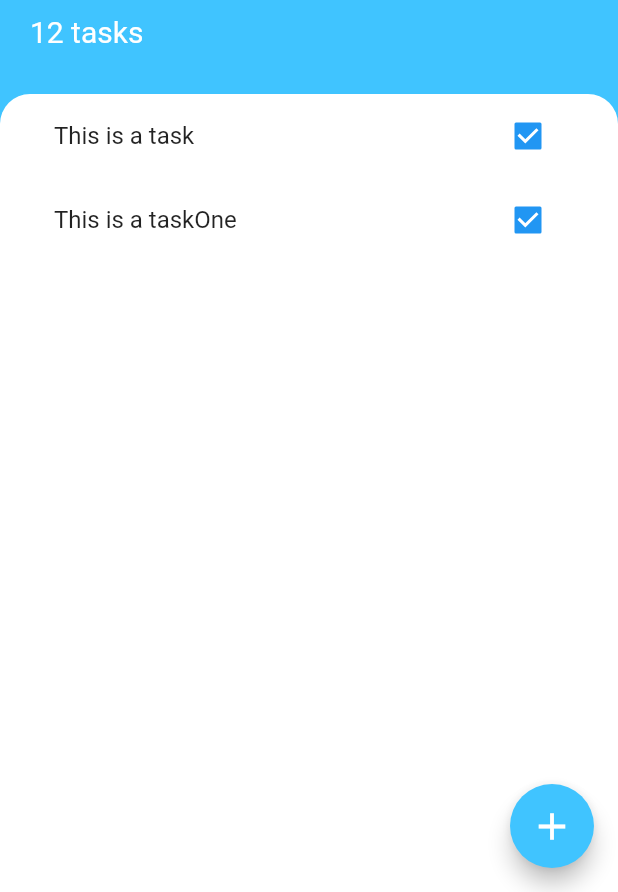
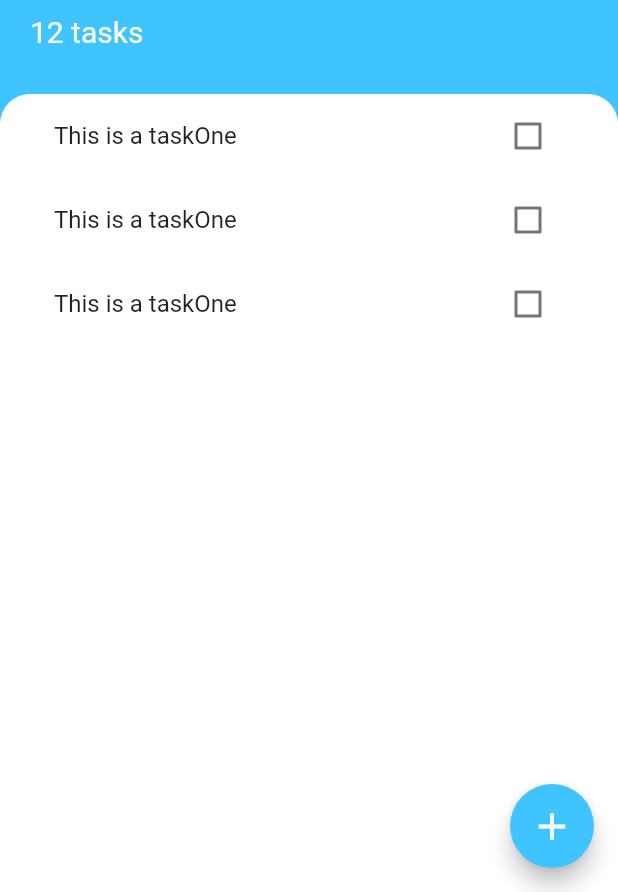
Before and after one commit to emreerkmen/todoey_flutter, a Flutter app: the screen it shows after launch, on a phone screen of 412 x 824 dp, the part 344-1236 px from its top. Run offline on Flutter 3.47's test engine with Material 2 defaults, Android fonts, the phone set to English and light mode, and no system bars.

Commit message:
Lesson 4 is done.

```diff
--- a/lib/screens/tasks_screen.dart
+++ b/lib/screens/tasks_screen.dart
@@ -1,5 +1,8 @@
 import 'package:flutter/cupertino.dart';
 import 'package:flutter/material.dart';
+import 'package:todoey_flutter/widgets/tasks_list.dart';
+
+import 'package:todoey_flutter/screens/add_task_screen.dart';
 
 class TasksScreen extends StatelessWidget {
   @override
@@ -7,7 +10,10 @@ class TasksScreen extends StatelessWidget {
     return Scaffold(
       backgroundColor: Colors.lightBlueAccent,
       floatingActionButton: FloatingActionButton(
-        onPressed: null,
+        onPressed: () {
+          showModalBottomSheet(
+              context: context, builder: (context) => AddTaskScreen());//(context) => Container()
+        },
         backgroundColor: Colors.lightBlueAccent,
         child: Icon(
           Icons.add,
@@ -65,24 +71,7 @@ class TasksScreen extends StatelessWidget {
                 ),
               ),
               child: Expanded(
-                child: ListView(
-                  children: <Widget>[
-                    ListTile(
-                      title: Text('This is a task'),
-                      trailing: Checkbox(
-                        value: true,
-                        onChanged: (bool) {},
-                      ),
-                    ),
-                    ListTile(
-                      title: Text('This is a taskOne'),
-                      trailing: Checkbox(
-                        value: true,
-                        onChanged: (bool) {},
-                      ),
-                    ),
-                  ],
-                ),
+                child: TasksList(),
               ),
             ),
           ),
--- /dev/null
+++ b/lib/widgets/task_tile.dart
@@ -0,0 +1,15 @@
+import 'package:flutter/material.dart';
+
+class TaskTitle extends StatelessWidget {
+
+  @override
+  Widget build(BuildContext context) {
+    return ListTile(
+      title: Text('This is a taskOne'),
+      trailing: Checkbox(
+        value: false,
+        onChanged: (bool) {},
+      ),
+    );
+  }
+}
--- /dev/null
+++ b/lib/widgets/tasks_list.dart
@@ -0,0 +1,16 @@
+import 'package:flutter/material.dart';
+import 'package:todoey_flutter/widgets/task_tile.dart';
+
+class TasksList extends StatelessWidget {
+
+  @override
+  Widget build(BuildContext context) {
+    return ListView(
+      children: <Widget>[
+        TaskTitle(),
+        TaskTitle(),
+        TaskTitle(),
+      ],
+    );
+  }
+}
```
Also changed, not shown: lib/screens/add_task_screen.dart (added, +54 -0 lines).
